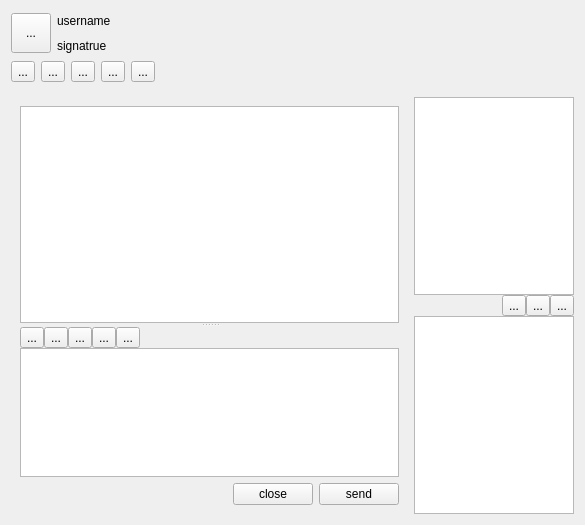
First picture: the form in ChatForm.ui, repository vell001/VFeiQ, before the edit.
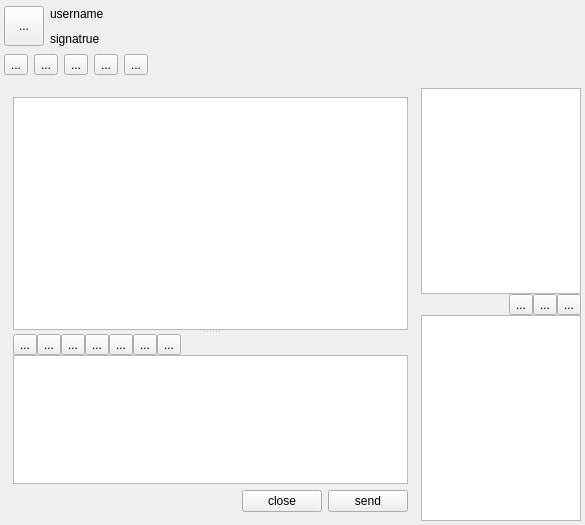
Second picture: the form after the edit. Icons and pictures are not drawn.

The edit to the form file:
```diff
--- a/ChatForm.ui
+++ b/ChatForm.ui
@@ -14,6 +14,21 @@
    <string>Form</string>
   </property>
   <layout class="QVBoxLayout" name="verticalLayout_5">
+   <property name="spacing">
+    <number>4</number>
+   </property>
+   <property name="leftMargin">
+    <number>4</number>
+   </property>
+   <property name="topMargin">
+    <number>4</number>
+   </property>
+   <property name="rightMargin">
+    <number>4</number>
+   </property>
+   <property name="bottomMargin">
+    <number>4</number>
+   </property>
    <item>
     <widget class="QWidget" name="topWidget" native="true">
      <property name="minimumSize">
@@ -86,6 +101,16 @@
           <property name="text">
            <string>...</string>
           </property>
+          <property name="icon">
+           <iconset resource="images.qrc">
+            <normaloff>:/images/video.png</normaloff>:/images/video.png</iconset>
+          </property>
+          <property name="iconSize">
+           <size>
+            <width>24</width>
+            <height>24</height>
+           </size>
+          </property>
          </widget>
         </item>
         <item>
@@ -93,6 +118,16 @@
           <property name="text">
            <string>...</string>
           </property>
+          <property name="icon">
+           <iconset resource="images.qrc">
+            <normaloff>:/images/voice.png</normaloff>:/images/voice.png</iconset>
+          </property>
+          <property name="iconSize">
+           <size>
+            <width>24</width>
+            <height>24</height>
+           </size>
+          </property>
          </widget>
         </item>
         <item>
@@ -100,6 +135,16 @@
           <property name="text">
            <string>...</string>
           </property>
+          <property name="icon">
+           <iconset resource="images.qrc">
+            <normaloff>:/images/file_share.png</normaloff>:/images/file_share.png</iconset>
+          </property>
+          <property name="iconSize">
+           <size>
+            <width>24</width>
+            <height>24</height>
+           </size>
+          </property>
          </widget>
         </item>
         <item>
@@ -107,6 +152,16 @@
           <property name="text">
            <string>...</string>
           </property>
+          <property name="icon">
+           <iconset resource="images.qrc">
+            <normaloff>:/images/folder_documents.png</normaloff>:/images/folder_documents.png</iconset>
+          </property>
+          <property name="iconSize">
+           <size>
+            <width>24</width>
+            <height>24</height>
+           </size>
+          </property>
          </widget>
         </item>
         <item>
@@ -114,6 +169,16 @@
           <property name="text">
            <string>...</string>
           </property>
+          <property name="icon">
+           <iconset resource="images.qrc">
+            <normaloff>:/images/normal_direction.png</normaloff>:/images/normal_direction.png</iconset>
+          </property>
+          <property name="iconSize">
+           <size>
+            <width>24</width>
+            <height>24</height>
+           </size>
+          </property>
          </widget>
         </item>
         <item>
@@ -181,6 +246,16 @@
                 <property name="text">
                  <string>...</string>
                 </property>
+                <property name="icon">
+                 <iconset resource="images.qrc">
+                  <normaloff>:/images/font.png</normaloff>:/images/font.png</iconset>
+                </property>
+                <property name="iconSize">
+                 <size>
+                  <width>24</width>
+                  <height>24</height>
+                 </size>
+                </property>
                </widget>
               </item>
               <item>
@@ -188,6 +263,16 @@
                 <property name="text">
                  <string>...</string>
                 </property>
+                <property name="icon">
+                 <iconset resource="images.qrc">
+                  <normaloff>:/images/faces.png</normaloff>:/images/faces.png</iconset>
+                </property>
+                <property name="iconSize">
+                 <size>
+                  <width>24</width>
+                  <height>24</height>
+                 </size>
+                </property>
                </widget>
               </item>
               <item>
@@ -195,6 +280,16 @@
                 <property name="text">
                  <string>...</string>
                 </property>
+                <property name="icon">
+                 <iconset resource="images.qrc">
+                  <normaloff>:/images/screenshots.png</normaloff>:/images/screenshots.png</iconset>
+                </property>
+                <property name="iconSize">
+                 <size>
+                  <width>24</width>
+                  <height>24</height>
+                 </size>
+                </property>
                </widget>
               </item>
               <item>
@@ -202,6 +297,33 @@
                 <property name="text">
                  <string>...</string>
                 </property>
+                <property name="icon">
+                 <iconset resource="images.qrc">
+                  <normaloff>:/images/shake.png</normaloff>:/images/shake.png</iconset>
+                </property>
+                <property name="iconSize">
+                 <size>
+                  <width>24</width>
+                  <height>24</height>
+                 </size>
+                </property>
+               </widget>
+              </item>
+              <item>
+               <widget class="QToolButton" name="toolButton_15">
+                <property name="text">
+                 <string>...</string>
+                </property>
+                <property name="icon">
+                 <iconset resource="images.qrc">
+                  <normaloff>:/images/picture.png</normaloff>:/images/picture.png</iconset>
+                </property>
+                <property name="iconSize">
+                 <size>
+                  <width>24</width>
+                  <height>24</height>
+                 </size>
+                </property>
                </widget>
               </item>
               <item>
@@ -209,6 +331,33 @@
                 <property name="text">
                  <string>...</string>
                 </property>
+                <property name="icon">
+                 <iconset resource="images.qrc">
+                  <normaloff>:/images/scrawl.png</normaloff>:/images/scrawl.png</iconset>
+                </property>
+                <property name="iconSize">
+                 <size>
+                  <width>24</width>
+                  <height>24</height>
+                 </size>
+                </property>
+               </widget>
+              </item>
+              <item>
+               <widget class="QToolButton" name="toolButton_14">
+                <property name="text">
+                 <string>...</string>
+                </property>
+                <property name="icon">
+                 <iconset resource="images.qrc">
+                  <normaloff>:/images/chatrecord.png</normaloff>:/images/chatrecord.png</iconset>
+                </property>
+                <property name="iconSize">
+                 <size>
+                  <width>24</width>
+                  <height>24</height>
+                 </size>
+                </property>
                </widget>
               </item>
               <item>
```
Left out of the diff: 4 changed lines with no effect on the pictures.
